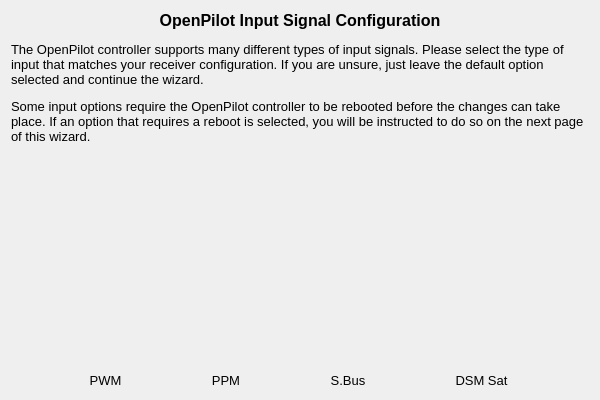
Above: ground/openpilotgcs/src/plugins/setupwizard/pages/inputpage.ui from librepilot/LibrePilot before the change. Below: the same form after it.
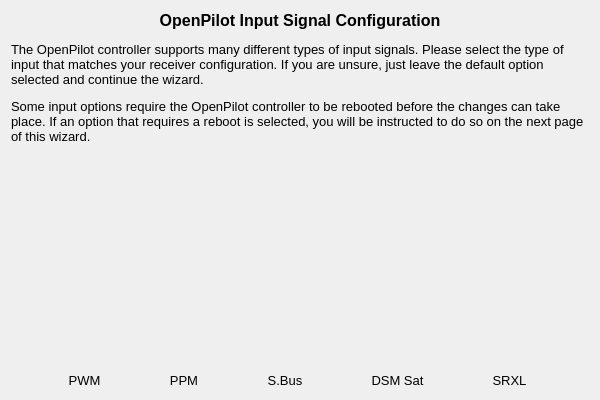
That is the form after the change. Icons and pictures are not drawn.

Commit message: OP-1901 Adding support for SRXL in vehicle wizard.

The edit to the form file:
```diff
--- a/ground/openpilotgcs/src/plugins/setupwizard/pages/inputpage.ui
+++ b/ground/openpilotgcs/src/plugins/setupwizard/pages/inputpage.ui
@@ -218,6 +218,47 @@
        </property>
       </widget>
      </item>
+     <item>
+      <widget class="QToolButton" name="multiplexButton">
+       <property name="font">
+        <font>
+         <pointsize>10</pointsize>
+        </font>
+       </property>
+       <property name="toolTip">
+        <string>Spektrum Satellite</string>
+       </property>
+       <property name="styleSheet">
+        <string notr="true">QToolButton { border: none }</string>
+       </property>
+       <property name="text">
+        <string>SRXL</string>
+       </property>
+       <property name="icon">
+        <iconset resource="../wizardResources.qrc">
+         <normaloff>:/setupwizard/resources/bttn-srxl-up.png</normaloff>
+         <normalon>:/setupwizard/resources/bttn-srxl-down.png</normalon>:/setupwizard/resources/bttn-srxl-up.png</iconset>
+       </property>
+       <property name="iconSize">
+        <size>
+         <width>100</width>
+         <height>100</height>
+        </size>
+       </property>
+       <property name="checkable">
+        <bool>true</bool>
+       </property>
+       <property name="autoExclusive">
+        <bool>true</bool>
+       </property>
+       <property name="toolButtonStyle">
+        <enum>Qt::ToolButtonTextUnderIcon</enum>
+       </property>
+       <property name="autoRaise">
+        <bool>true</bool>
+       </property>
+      </widget>
+     </item>
     </layout>
    </item>
   </layout>
```
The commit also changes 6 other files.
